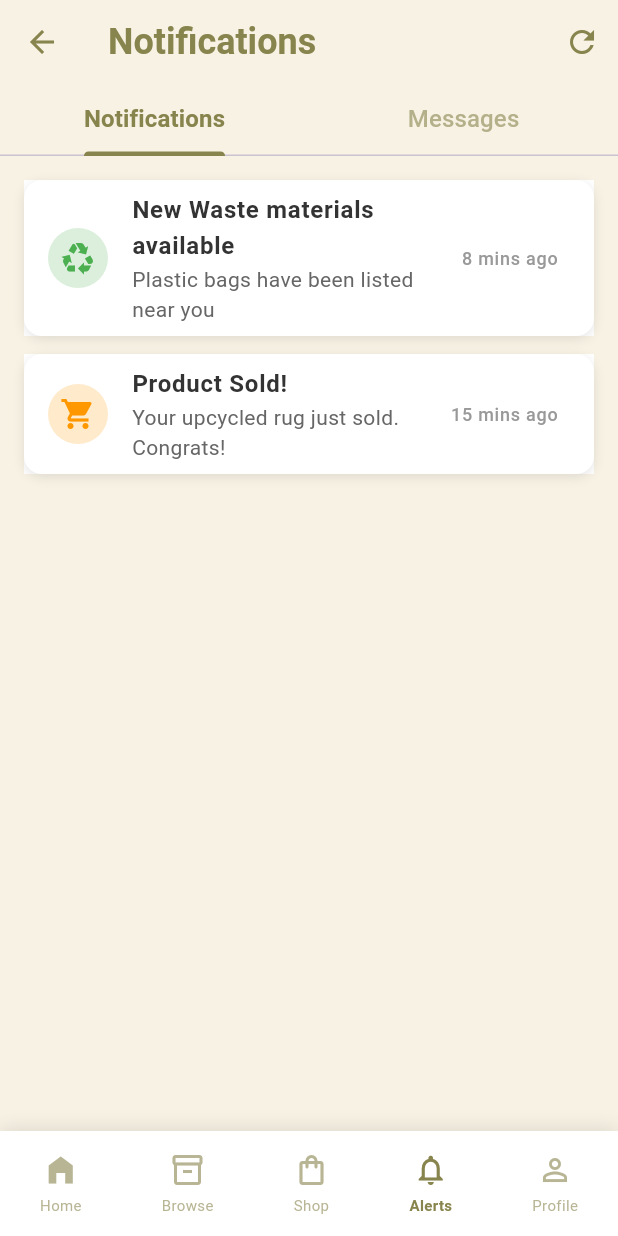
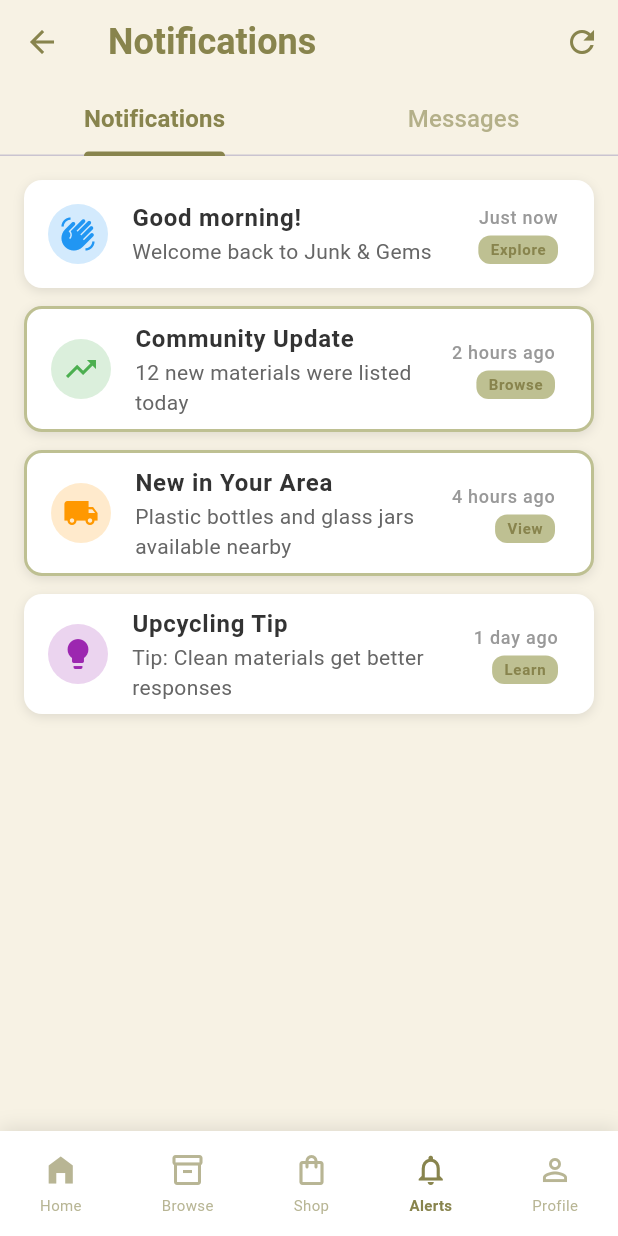
Before and after one commit to PhiLouGii/junk_and_gems_capstone, a Flutter app: the NotificationsMessagesScreen screen opened directly, on a phone screen of 412 x 824 dp. Run offline on Flutter 3.47's test engine with Material 3 defaults, Android fonts, the phone set to English and light mode, and no system bars; our stand-ins replace carousel_slider, file_picker, image_picker, shared_preferences, webview_flutter; accounts and stored records are empty; network calls fail.

Commit message:
feat(marketplace): enhance UI with additional content and improvements

```diff
--- a/lib/screens/notfications_messages_screen.dart
+++ b/lib/screens/notfications_messages_screen.dart
@@ -205,33 +205,150 @@ class _NotificationsMessagesScreenState
   }
 
   Widget _buildNotificationsTab(bool isDarkMode) {
-    final List<Map<String, dynamic>> notifications = [
-      {
-        'title': 'New Waste materials available',
-        'subtitle': 'Plastic bags have been listed near you',
-        'time': '8 mins ago',
-        'action': 'View',
-        'icon': Icons.recycling,
-        'color': Colors.green,
-        'isUnread': true,
-      },
-      {
-        'title': 'Product Sold!',
-        'subtitle': 'Your upcycled rug just sold. Congrats!',
-        'time': '15 mins ago',
-        'action': 'Track',
-        'icon': Icons.shopping_cart,
-        'color': Colors.orange,
-        'isUnread': true,
-      },
-    ];
+  // Generate dynamic notifications based on time and user context
+  final List<Map<String, dynamic>> notifications = _generateDynamicNotifications();
+
+  if (notifications.isEmpty) {
+    return Center(
+      child: Column(
+        mainAxisAlignment: MainAxisAlignment.center,
+        children: [
+          Icon(
+            Icons.notifications_off,
+            size: 64,
+            color: isDarkMode ? Colors.white38 : const Color(0xFFCCCCCC),
+          ),
+          const SizedBox(height: 16),
+          Text(
+            'No notifications yet',
+            style: TextStyle(
+              fontSize: 18,
+              fontWeight: FontWeight.bold,
+              color: isDarkMode ? Colors.white : const Color(0xFF333333),
+            ),
+          ),
+          const SizedBox(height: 8),
+          Text(
+            'Your notifications will appear here',
+            style: TextStyle(
+              color: isDarkMode ? Colors.white70 : const Color(0xFF666666),
+            ),
+          ),
+        ],
+      ),
+    );
+  }
 
   return ListView.builder(
     padding: const EdgeInsets.all(16),
     itemCount: notifications.length,
     itemBuilder: (context, index) {
       final notification = notifications[index];
-        return Container(
+      return _buildNotificationCard(notification, isDarkMode, index);
+    },
+  );
+}
+
+List<Map<String, dynamic>> _generateDynamicNotifications() {
+  final now = DateTime.now();
+  final List<Map<String, dynamic>> notifications = [];
+
+  // Add time-based greeting
+  final hour = now.hour;
+  String greeting;
+  if (hour < 12) {
+    greeting = 'Good morning';
+  } else if (hour < 17) {
+    greeting = 'Good afternoon';
+  } else {
+    greeting = 'Good evening';
+  }
+
+  // Welcome notification
+  notifications.add({
+    'type': 'welcome',
+    'title': '$greeting!',
+    'subtitle': 'Welcome back to Junk & Gems',
+    'time': 'Just now',
+    'action': 'Explore',
+    'icon': Icons.waving_hand,
+    'color': Colors.blue,
+    'isUnread': false,
+  });
+
+  // Platform stats (could be dynamic)
+  notifications.add({
+    'type': 'stats',
+    'title': 'Community Update',
+    'subtitle': '12 new materials were listed today',
+    'time': '2 hours ago',
+    'action': 'Browse',
+    'icon': Icons.trending_up,
+    'color': Colors.green,
+    'isUnread': true,
+  });
+
+  // Personalized recommendations
+  notifications.add({
+    'type': 'recommendation',
+    'title': 'New in Your Area',
+    'subtitle': 'Plastic bottles and glass jars available nearby',
+    'time': '4 hours ago',
+    'action': 'View',
+    'icon': Icons.local_shipping,
+    'color': Colors.orange,
+    'isUnread': true,
+  });
+
+  // Educational content
+  final tips = [
+    'Tip: Clean materials get better responses',
+    'Did you know: Upcycling reduces landfill waste by 80%',
+    'Pro tip: Take clear photos in natural light',
+    'Community highlight: 50+ artisans joined this week'
+  ];
+
+  notifications.add({
+    'type': 'tip',
+    'title': 'Upcycling Tip',
+    'subtitle': tips[now.day % tips.length],
+    'time': '1 day ago',
+    'action': 'Learn',
+    'icon': Icons.lightbulb,
+    'color': Colors.purple,
+    'isUnread': false,
+  });
+
+  // Seasonal/event based notifications
+  if (now.weekday == DateTime.monday) {
+    notifications.add({
+      'type': 'weekly',
+      'title': 'Weekly Roundup',
+      'subtitle': 'Check out the most popular materials this week',
+      'time': '2 days ago',
+      'action': 'See More',
+      'icon': Icons.calendar_today,
+      'color': Colors.red,
+      'isUnread': false,
+    });
+  }
+
+  return notifications;
+}
+
+Widget _buildNotificationCard(Map<String, dynamic> notification, bool isDarkMode, int index) {
+  // Add slight delay for staggered animation
+  final animationDelay = Duration(milliseconds: index * 100);
+
+  return FutureBuilder(
+    future: Future.delayed(animationDelay),
+    builder: (context, snapshot) {
+      return AnimatedOpacity(
+        opacity: snapshot.connectionState == ConnectionState.done ? 1.0 : 0.0,
+        duration: const Duration(milliseconds: 300),
+        child: AnimatedContainer(
+          duration: const Duration(milliseconds: 300),
+          curve: Curves.easeInOut,
           margin: const EdgeInsets.only(bottom: 12),
           decoration: BoxDecoration(
             color: isDarkMode ? const Color(0xFF1E1E1E) : Colors.white,
@@ -243,6 +360,9 @@ class _NotificationsMessagesScreenState
                 offset: const Offset(0, 2),
               ),
             ],
+            border: notification['isUnread'] as bool
+                ? Border.all(color: const Color(0xFFBEC092), width: 2)
+                : null,
           ),
           child: ListTile(
             leading: Container(
@@ -269,17 +389,75 @@ class _NotificationsMessagesScreenState
                 color: isDarkMode ? Colors.white70 : const Color(0xFF666666),
               ),
             ),
-            trailing: Text(
+            trailing: Column(
+              mainAxisAlignment: MainAxisAlignment.center,
+              crossAxisAlignment: CrossAxisAlignment.end,
+              children: [
+                Text(
                   notification['time'] as String,
                   style: TextStyle(
                     color: isDarkMode ? Colors.white54 : const Color(0xFF999999),
                     fontSize: 12,
                   ),
                 ),
+                const SizedBox(height: 4),
+                Container(
+                  padding: const EdgeInsets.symmetric(horizontal: 8, vertical: 2),
+                  decoration: BoxDecoration(
+                    color: const Color(0xFFBEC092),
+                    borderRadius: BorderRadius.circular(8),
+                  ),
+                  child: Text(
+                    notification['action'] as String,
+                    style: const TextStyle(
+                      fontSize: 10,
+                      fontWeight: FontWeight.w600,
+                      color: Color(0xFF88844D),
+                    ),
+                  ),
+                ),
+              ],
+            ),
+            onTap: () {
+              _handleNotificationTap(notification);
+            },
+          ),
         ),
       );
     },
   );
+}
+
+void _handleNotificationTap(Map<String, dynamic> notification) {
+  final type = notification['type'];
+
+  switch (type) {
+    case 'welcome':
+    case 'stats':
+    case 'recommendation':
+      // Navigate to browse screen
+      Navigator.push(
+        context,
+        MaterialPageRoute(builder: (context) => const BrowseMaterialsScreen()),
+      );
+      break;
+    case 'tip':
+      // Show educational tip
+      ScaffoldMessenger.of(context).showSnackBar(
+        SnackBar(
+          content: Text(notification['subtitle'] as String),
+          backgroundColor: const Color(0xFFBEC092),
+        ),
+      );
+      break;
+    case 'weekly':
+      // Navigate to featured items
+      Navigator.push(
+        context,
+        MaterialPageRoute(builder: (context) => const MarketplaceScreen(userName: 'User')),
+      );
+      break;
+  }
 }
 
   Widget _buildMessagesTab(bool isDarkMode) {
--- a/pubspec.yaml
+++ b/pubspec.yaml
@@ -85,6 +85,9 @@ flutter:
     - assets/images/featured7.jpg
     - assets/images/featured8.jpg
     - assets/images/featured9.jpg
+    - assets/images/related1.jpg
+    - assets/images/related2.jpg
+    - assets/images/related3.jpg
     - assets/images/plastic_bottles.jpg
     - assets/images/bottle_caps.jpg
     - assets/images/old_jeans.jpg
```
Also changed, not shown: assets/images/related1.jpg (added), assets/images/related2.jpg (added), assets/images/related3.jpg (added). Lines whose indentation alone changed are shown as unchanged.
